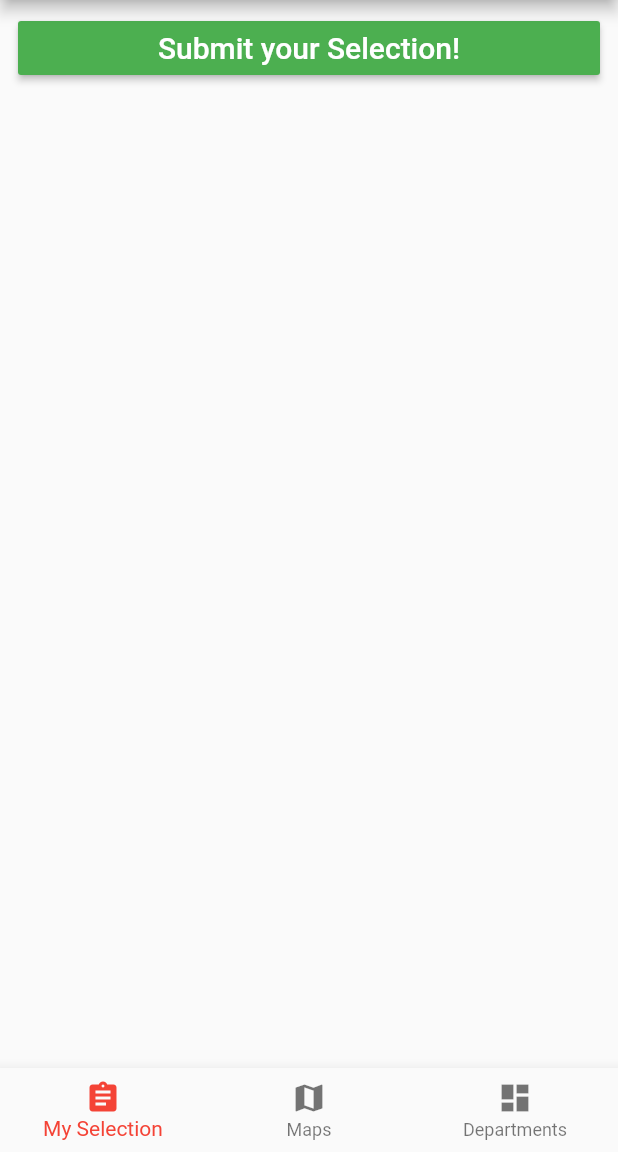
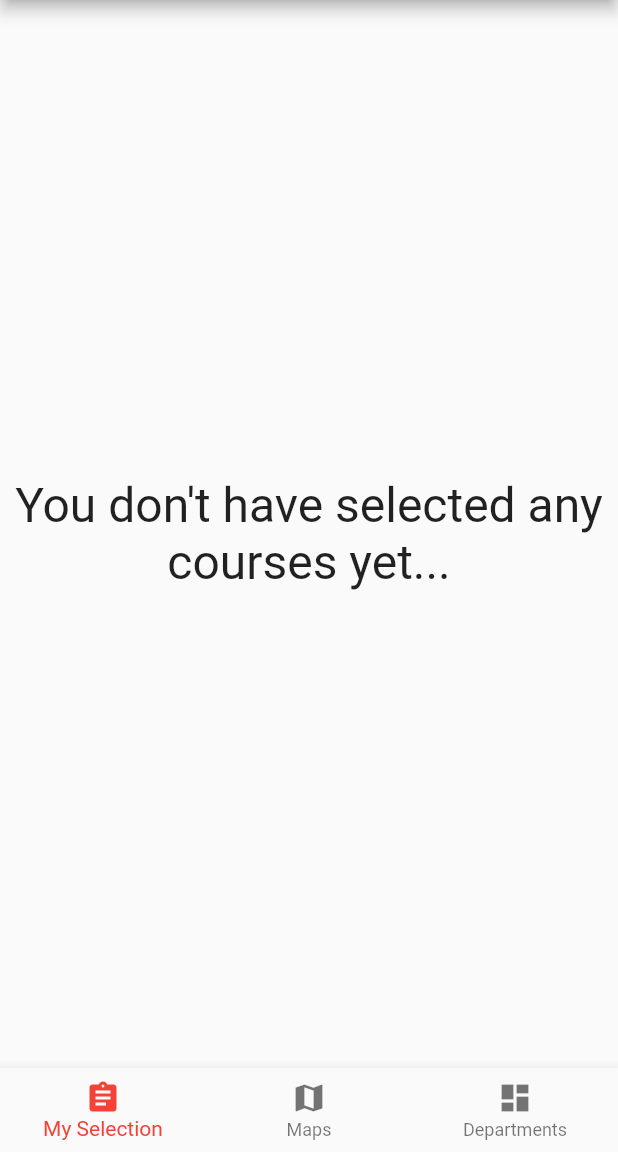
Before and after one commit to mobileappdevhm/concept-team-2-fml-ben, a Flutter app: the screen it shows after launch, on a phone screen of 412 x 824 dp, the part 84-1236 px from its top. Run offline on Flutter 3.47's test engine with Material 2 defaults, Android fonts, the phone set to English and light mode, and no system bars; our stand-ins replace shared_preferences.

Commit message:
Don't show submit button if there are no selections

```diff
--- a/lib/fragments/selectionFragment.dart
+++ b/lib/fragments/selectionFragment.dart
@@ -15,6 +15,23 @@ class _SelectionFragmentState extends State<SelectionFragment> implements Backen
 
   @override
   Widget build(BuildContext context) {
+    if (new Backend().allSelectedCourses.length > 0) {
+      return createSelectionList();
+    }
+    else {
+      return new Center(
+        child: new Text(
+          "You don't have selected any courses yet...",
+          textAlign: TextAlign.center,
+          style: new TextStyle(
+            fontSize: 32.0
+          ),
+        ),
+      );
+    }
+  }
+
+  Widget createSelectionList() {
     List<Widget> widgets = [];
     new Backend().allDepartments
         .where((department) => new Backend().hasSelectedCourses(department))
```
